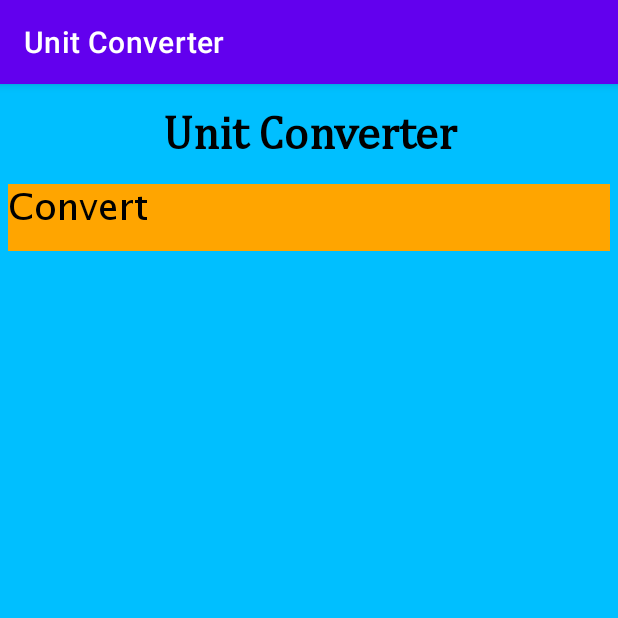
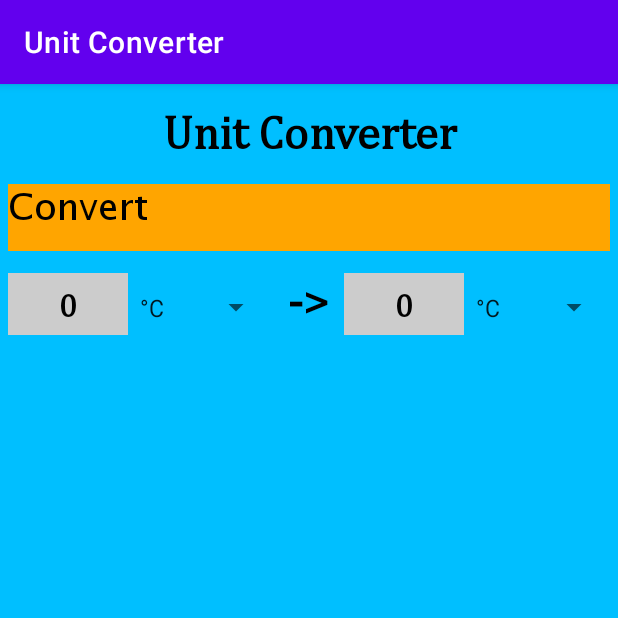
Before and after one commit to Reynaldi1912/aplas-basic_ui, an Android app: the screen it shows after launch (MainActivity), on a phone screen of 412 x 824 dp, the top half of it. Run offline under Robolectric (Android 15) with nearby library versions, the phone set to English and light mode, and no system bars.

Commit message:
Basic UI 5

```diff
--- a/app/src/main/res/layout/activity_main.xml
+++ b/app/src/main/res/layout/activity_main.xml
@@ -42,6 +42,68 @@
             android:orientation="horizontal"
             android:layout_below="@+id/space1">
 
+            <EditText
+                android:layout_width="0dip"
+                android:layout_height="20pt"
+                android:id="@+id/inputText"
+                android:layout_weight="0.2"
+                android:text="@string/inputText"
+                android:textColor="@color/textColor"
+                android:textSize="10pt"
+                android:textStyle="bold"
+                android:fontFamily="@font/cambria"
+                android:gravity="center"
+                android:background="@color/etBgColor"
+                android:inputType="number"
+                android:hint="@string/hint"/>
+
+            <Spinner
+                android:layout_width="0dip"
+                android:layout_height="20pt"
+                android:layout_weight="0.24"
+                android:id="@+id/oriList"
+                android:entries="@array/tempList"
+                android:prompt="@string/inputPrompt"
+                android:spinnerMode="dialog"
+                android:gravity="center"/>
+
+            <TextView
+                android:layout_width="0dip"
+                android:layout_height="20pt"
+                android:id="@+id/myTextView2"
+                android:layout_weight="0.12"
+                android:text="@string/tv2Text"
+                android:textColor="@color/textColor"
+                android:textSize="14pt"
+                android:textStyle="bold"
+                android:fontFamily="@font/cambria"
+                android:gravity="center"/>
+
+            <EditText
+                android:layout_width="0dip"
+                android:layout_height="20pt"
+                android:layout_weight="0.2"
+                android:id="@+id/outputText"
+                android:text="@string/inputText"
+                android:textColor="@color/textColor"
+                android:textSize="10pt"
+                android:textStyle="bold"
+                android:fontFamily="@font/cambria"
+                android:gravity="center"
+                android:background="@color/etBgColor"
+                android:inputType="number"
+                android:enabled="false"/>
+            <Spinner
+                android:layout_width="0dip"
+                android:layout_height="20pt"
+                android:layout_weight="0.24"
+                android:id="@+id/convList"
+                android:entries="@array/tempList"
+                android:prompt="@string/inputPrompt"
+                android:spinnerMode="dialog"
+                android:gravity="center"/>
+
+
         </LinearLayout>
 
 </RelativeLayout>
--- a/app/src/main/res/values/strings.xml
+++ b/app/src/main/res/values/strings.xml
@@ -11,6 +11,11 @@
     <string name="rbDist">Distance</string>
     <string name="rbTemp">Temperature</string>
     <string name="rbWeight">Weight</string>
+    <string-array name="tempList">
+        <item>°C</item>
+        <item>°F</item>
+        <item>K</item>
+    </string-array>
 
 
 </resources>
```
Also changed, not shown: 2 other files.
